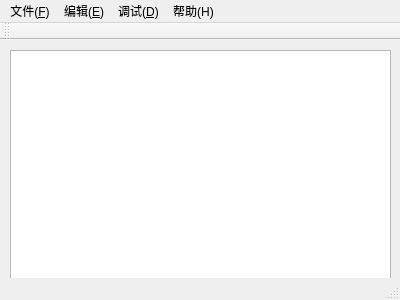
Before: the Qt Designer form mainwindow.ui in fdsafsadfdsag8/DevIDE, drawn with Qt 5.
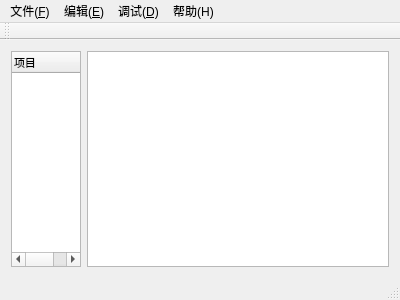
After: the same form once the commit is applied. Custom widgets are drawn as their Qt base class.

Diff of the .ui file:
```diff
--- a/mainwindow.ui
+++ b/mainwindow.ui
@@ -14,16 +14,40 @@
    <string>MainWindow</string>
   </property>
   <widget class="QWidget" name="centralWidget">
-   <widget class="QTextEdit" name="textEdit">
-    <property name="geometry">
-     <rect>
-      <x>10</x>
-      <y>10</y>
-      <width>381</width>
-      <height>241</height>
-     </rect>
-    </property>
-   </widget>
+   <layout class="QGridLayout" name="gridLayout" rowstretch="1" columnstretch="1,5">
+    <item row="0" column="1">
+     <widget class="CodeEditor" name="textEdit">
+      <property name="font">
+       <font>
+        <pointsize>15</pointsize>
+       </font>
+      </property>
+     </widget>
+    </item>
+    <item row="0" column="0">
+     <widget class="QTreeWidget" name="treeWidget">
+      <property name="maximumSize">
+       <size>
+        <width>16777215</width>
+        <height>16777215</height>
+       </size>
+      </property>
+      <property name="font">
+       <font>
+        <pointsize>8</pointsize>
+       </font>
+      </property>
+      <property name="columnCount">
+       <number>1</number>
+      </property>
+      <column>
+       <property name="text">
+        <string>项目</string>
+       </property>
+      </column>
+     </widget>
+    </item>
+   </layout>
   </widget>
   <widget class="QMenuBar" name="menuBar">
    <property name="geometry">
@@ -200,6 +224,13 @@
   </action>
  </widget>
  <layoutdefault spacing="6" margin="11"/>
+ <customwidgets>
+  <customwidget>
+   <class>CodeEditor</class>
+   <extends>QPlainTextEdit</extends>
+   <header location="global">codeeditor.h</header>
+  </customwidget>
+ </customwidgets>
  <resources/>
  <connections/>
 </ui>
```
Left out of the diff: 32 changed lines with no effect on the pictures.
